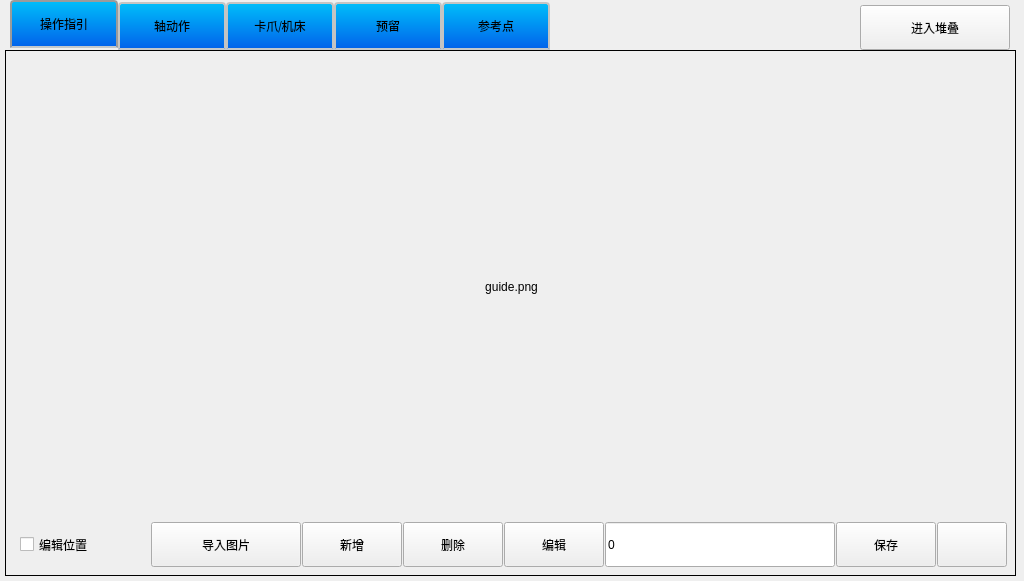
Qt form manualform.ui (Jade-yun/MachineTool) before a commit.
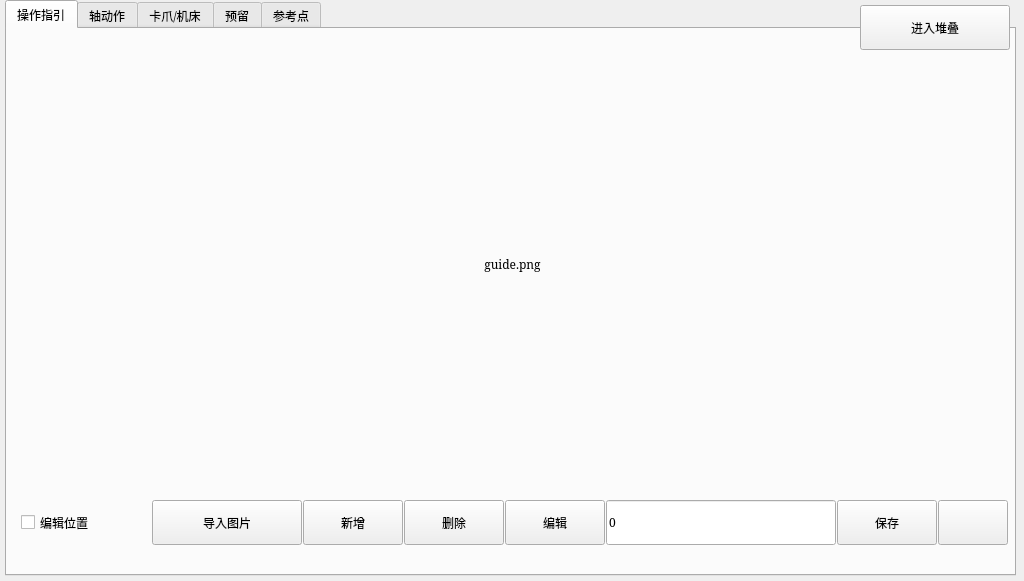
The same form after that commit. The open tabs and pages were chosen to show the change. Icons and pictures are not drawn. Custom widgets are drawn as their Qt base class.

Commit message: 完成样式切换

The edit to the form file:
```diff
--- a/manualform.ui
+++ b/manualform.ui
@@ -14,66 +14,7 @@
    <string>Form</string>
   </property>
   <property name="styleSheet">
-   <string notr="true">/**************************************************/
-QTabWidget::tab-bar{
-        alignment:left;
-}
-QTabBar::tab{
-	background:rgb(160, 160, 160);
-	width:100px;
-	height:40px;
-}
-/*
-QTabBar::tab:hover{
-	background:rgb(255, 255, 255, 100);
-}
-*/
-QTabBar::tab:selected {
-      border-color: #9B9B9B;
-      border-bottom-color: #C2C7CB; /* same as pane color */
-  }
-QTabBar::tab:!selected {
-      margin-top: 2px; /* make non-selected tabs look smaller */
-  }
-  QTabWidget::pane { /* The tab widget frame */
-      border-top: 2px solid #C2C7CB;
-  }
-  QTabWidget::tab-bar {
-      left: 5px; /* move to the right by 5px */
-  }
-
-  /* Style the tab using the tab sub-control. Note that
-      it reads QTabBar _not_ QTabWidget */
- QTabBar::tab {
-	background-color:qlineargradient(x1 : 0, y1 : 0, x2 : 0, y2 : 1, stop : 0 #00befa, stop: 1 #0160ea);
-      border: 2px solid #C4C4C3;
-      border-bottom-color: #C2C7CB; /* same as the pane color */
-      border-top-left-radius: 4px;
-      border-top-right-radius: 4px;
-      min-width: 8ex;
-      padding: 2px;
-  }
-
-  QTabBar::tab:selected, QTabBar::tab:hover {
-      background: qlineargradient(x1: 0, y1: 0, x2: 0, y2: 1,
-                                  stop: 0 #fafafa, stop: 0.4 #f4f4f4,
-                                  stop: 0.5 #e7e7e7, stop: 1.0 #fafafa);
-  }
-
-  QTabBar::tab:selected {
-      border-color: #9B9B9B;
-      border-bottom-color: #C2C7CB; /* same as pane color */
-  }
-
-  QTabBar::tab:!selected {
-      margin-top: 2px; /* make non-selected tabs look smaller */
-  }
-
-QTabWidget::pane {
-    border: 1px solid #000000; /* 设置边框样式和颜色 */
-}
-
-</string>
+   <string notr="true"/>
   </property>
   <widget class="QTabWidget" name="tabWidgetManualPage">
    <property name="geometry">
```
Left out of the diff: 2 changed lines with no effect on the pictures. The commit also changes 9 other files.
